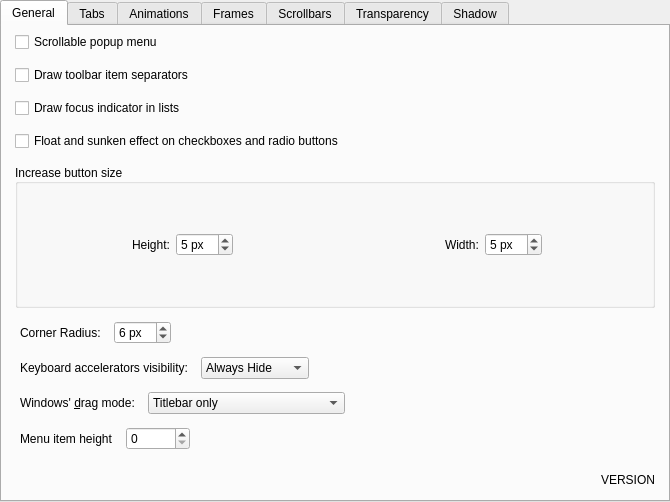
First picture: the form in kstyle/config/ui/darklystyleconfig.ui, repository Bali10050/Darkly, before the edit.
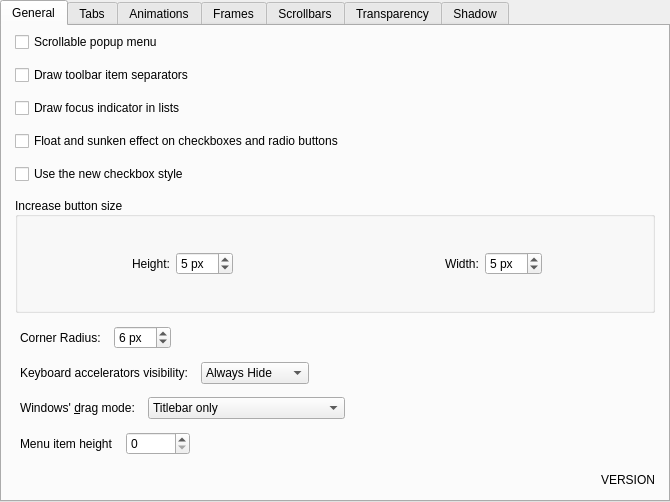
Second picture: the form after the edit. Custom widgets are drawn as their Qt base class.

Commit message: Added a new style for checkboxes

```diff
--- a/kstyle/config/ui/darklystyleconfig.ui
+++ b/kstyle/config/ui/darklystyleconfig.ui
@@ -75,6 +75,178 @@
        <property name="spacing">
         <number>13</number>
        </property>
+       <item row="1" column="0" colspan="2">
+        <widget class="QCheckBox" name="_toolBarDrawItemSeparator">
+         <property name="text">
+          <string>Draw toolbar item separators</string>
+         </property>
+        </widget>
+       </item>
+       <item row="3" column="0">
+        <widget class="QCheckBox" name="_sunkenEffect">
+         <property name="text">
+          <string>Float and sunken effect on checkboxes and radio buttons</string>
+         </property>
+        </widget>
+       </item>
+       <item row="5" column="0" rowspan="6" colspan="2">
+        <widget class="QGroupBox" name="groupBox">
+         <property name="sizePolicy">
+          <sizepolicy hsizetype="Expanding" vsizetype="Preferred">
+           <horstretch>0</horstretch>
+           <verstretch>0</verstretch>
+          </sizepolicy>
+         </property>
+         <property name="title">
+          <string>Increase button size</string>
+         </property>
+         <property name="alignment">
+          <set>Qt::AlignmentFlag::AlignLeading|Qt::AlignmentFlag::AlignLeft|Qt::AlignmentFlag::AlignVCenter</set>
+         </property>
+         <property name="flat">
+          <bool>false</bool>
+         </property>
+         <property name="checkable">
+          <bool>false</bool>
+         </property>
+         <layout class="QHBoxLayout" name="horizontalLayout_16">
+          <item>
+           <layout class="QHBoxLayout" name="horizontalLayout_27">
+            <item>
+             <layout class="QHBoxLayout" name="horizontalLayout_24">
+              <property name="sizeConstraint">
+               <enum>QLayout::SizeConstraint::SetNoConstraint</enum>
+              </property>
+              <item>
+               <spacer name="horizontalSpacer">
+                <property name="orientation">
+                 <enum>Qt::Orientation::Horizontal</enum>
+                </property>
+                <property name="sizeHint" stdset="0">
+                 <size>
+                  <width>40</width>
+                  <height>20</height>
+                 </size>
+                </property>
+               </spacer>
+              </item>
+              <item alignment="Qt::AlignmentFlag::AlignLeft">
+               <widget class="QLabel" name="label_2">
+                <property name="text">
+                 <string>Height:</string>
+                </property>
+                <property name="indent">
+                 <number>5</number>
+                </property>
+               </widget>
+              </item>
+              <item alignment="Qt::AlignmentFlag::AlignRight">
+               <widget class="QSpinBox" name="_buttonHeight">
+                <property name="sizePolicy">
+                 <sizepolicy hsizetype="MinimumExpanding" vsizetype="Fixed">
+                  <horstretch>0</horstretch>
+                  <verstretch>0</verstretch>
+                 </sizepolicy>
+                </property>
+                <property name="suffix">
+                 <string> px</string>
+                </property>
+                <property name="minimum">
+                 <number>1</number>
+                </property>
+                <property name="maximum">
+                 <number>10</number>
+                </property>
+                <property name="value">
+                 <number>5</number>
+                </property>
+               </widget>
+              </item>
+              <item>
+               <spacer name="horizontalSpacer_11">
+                <property name="orientation">
+                 <enum>Qt::Orientation::Horizontal</enum>
+                </property>
+                <property name="sizeHint" stdset="0">
+                 <size>
+                  <width>40</width>
+                  <height>20</height>
+                 </size>
+                </property>
+               </spacer>
+              </item>
+             </layout>
+            </item>
+            <item>
+             <layout class="QHBoxLayout" name="horizontalLayout_26">
+              <property name="sizeConstraint">
+               <enum>QLayout::SizeConstraint::SetNoConstraint</enum>
+              </property>
+              <item>
+               <spacer name="horizontalSpacer_13">
+                <property name="orientation">
+                 <enum>Qt::Orientation::Horizontal</enum>
+                </property>
+                <property name="sizeHint" stdset="0">
+                 <size>
+                  <width>40</width>
+                  <height>20</height>
+                 </size>
+                </property>
+               </spacer>
+              </item>
+              <item alignment="Qt::AlignmentFlag::AlignLeft">
+               <widget class="QLabel" name="label_3">
+                <property name="text">
+                 <string>Width:</string>
+                </property>
+                <property name="indent">
+                 <number>5</number>
+                </property>
+               </widget>
+              </item>
+              <item alignment="Qt::AlignmentFlag::AlignRight">
+               <widget class="QSpinBox" name="_buttonWidth">
+                <property name="sizePolicy">
+                 <sizepolicy hsizetype="MinimumExpanding" vsizetype="Fixed">
+                  <horstretch>0</horstretch>
+                  <verstretch>0</verstretch>
+                 </sizepolicy>
+                </property>
+                <property name="suffix">
+                 <string> px</string>
+                </property>
+                <property name="minimum">
+                 <number>1</number>
+                </property>
+                <property name="maximum">
+                 <number>10</number>
+                </property>
+                <property name="value">
+                 <number>5</number>
+                </property>
+               </widget>
+              </item>
+              <item>
+               <spacer name="horizontalSpacer_14">
+                <property name="orientation">
+                 <enum>Qt::Orientation::Horizontal</enum>
+                </property>
+                <property name="sizeHint" stdset="0">
+                 <size>
+                  <width>40</width>
+                  <height>20</height>
+                 </size>
+                </property>
+               </spacer>
+              </item>
+             </layout>
+            </item>
+           </layout>
+          </item>
+         </layout>
+        </widget>
+       </item>
        <item row="0" column="0" colspan="2">
         <widget class="QCheckBox" name="_scrollableMenu">
          <property name="text">
@@ -82,14 +254,74 @@
          </property>
         </widget>
        </item>
-       <item row="2" column="0" colspan="2">
-        <widget class="QCheckBox" name="_viewDrawFocusIndicator">
-         <property name="text">
-          <string>Draw focus indicator in lists</string>
-         </property>
-        </widget>
+       <item row="49" column="0">
+        <layout class="QHBoxLayout" name="horizontalLayout_19">
+         <item>
+          <widget class="QLabel" name="_windowDragLabel">
+           <property name="sizePolicy">
+            <sizepolicy hsizetype="Preferred" vsizetype="Preferred">
+             <horstretch>0</horstretch>
+             <verstretch>0</verstretch>
+            </sizepolicy>
+           </property>
+           <property name="text">
+            <string>Windows' &amp;drag mode:</string>
+           </property>
+           <property name="alignment">
+            <set>Qt::AlignmentFlag::AlignLeading|Qt::AlignmentFlag::AlignLeft|Qt::AlignmentFlag::AlignVCenter</set>
+           </property>
+           <property name="indent">
+            <number>5</number>
+           </property>
+           <property name="buddy">
+            <cstring>_windowDragMode</cstring>
+           </property>
+          </widget>
+         </item>
+         <item>
+          <widget class="QComboBox" name="_windowDragMode">
+           <property name="sizePolicy">
+            <sizepolicy hsizetype="Fixed" vsizetype="Fixed">
+             <horstretch>0</horstretch>
+             <verstretch>0</verstretch>
+            </sizepolicy>
+           </property>
+           <property name="sizeAdjustPolicy">
+            <enum>QComboBox::SizeAdjustPolicy::AdjustToContentsOnFirstShow</enum>
+           </property>
+           <item>
+            <property name="text">
+             <string>Titlebar only</string>
+            </property>
+           </item>
+           <item>
+            <property name="text">
+             <string>Titlebar, menubar and toolbars</string>
+            </property>
+           </item>
+           <item>
+            <property name="text">
+             <string>All empty areas</string>
+            </property>
+           </item>
+          </widget>
+         </item>
+         <item>
+          <spacer name="horizontalSpacer_7">
+           <property name="orientation">
+            <enum>Qt::Orientation::Horizontal</enum>
+           </property>
+           <property name="sizeHint" stdset="0">
+            <size>
+             <width>40</width>
+             <height>20</height>
+            </size>
+           </property>
+          </spacer>
+         </item>
+        </layout>
        </item>
-       <item row="46" column="0">
+       <item row="47" column="0">
         <layout class="QHBoxLayout" name="horizontalLayout_17">
          <item>
           <widget class="QLabel" name="label_12">
@@ -147,7 +379,25 @@
          </item>
         </layout>
        </item>
-       <item row="47" column="0">
+       <item row="51" column="1">
+        <widget class="QLabel" name="_versionNumber">
+         <property name="font">
+          <font>
+           <bold>false</bold>
+          </font>
+         </property>
+         <property name="layoutDirection">
+          <enum>Qt::LayoutDirection::RightToLeft</enum>
+         </property>
+         <property name="text">
+          <string>VERSION</string>
+         </property>
+         <property name="alignment">
+          <set>Qt::AlignmentFlag::AlignBottom|Qt::AlignmentFlag::AlignRight|Qt::AlignmentFlag::AlignTrailing</set>
+         </property>
+        </widget>
+       </item>
+       <item row="48" column="0">
         <layout class="QHBoxLayout" name="horizontalLayout_18">
          <item>
           <widget class="QLabel" name="_mnemonicsLabel">
@@ -205,92 +455,7 @@
          </item>
         </layout>
        </item>
-       <item row="48" column="0">
-        <layout class="QHBoxLayout" name="horizontalLayout_19">
-         <item>
-          <widget class="QLabel" name="_windowDragLabel">
-           <property name="sizePolicy">
-            <sizepolicy hsizetype="Preferred" vsizetype="Preferred">
-             <horstretch>0</horstretch>
-             <verstretch>0</verstretch>
-            </sizepolicy>
-           </property>
-           <property name="text">
-            <string>Windows' &amp;drag mode:</string>
-           </property>
-           <property name="alignment">
-            <set>Qt::AlignmentFlag::AlignLeading|Qt::AlignmentFlag::AlignLeft|Qt::AlignmentFlag::AlignVCenter</set>
-           </property>
-           <property name="indent">
-            <number>5</number>
-           </property>
-           <property name="buddy">
-            <cstring>_windowDragMode</cstring>
-           </property>
-          </widget>
-         </item>
-         <item>
-          <widget class="QComboBox" name="_windowDragMode">
-           <property name="sizePolicy">
-            <sizepolicy hsizetype="Fixed" vsizetype="Fixed">
-             <horstretch>0</horstretch>
-             <verstretch>0</verstretch>
-            </sizepolicy>
-           </property>
-           <property name="sizeAdjustPolicy">
-            <enum>QComboBox::SizeAdjustPolicy::AdjustToContentsOnFirstShow</enum>
-           </property>
-           <item>
-            <property name="text">
-             <string>Titlebar only</string>
-            </property>
-           </item>
-           <item>
-            <property name="text">
-             <string>Titlebar, menubar and toolbars</string>
-            </property>
-           </item>
-           <item>
-            <property name="text">
-             <string>All empty areas</string>
-            </property>
-           </item>
-          </widget>
-         </item>
-         <item>
-          <spacer name="horizontalSpacer_7">
-           <property name="orientation">
-            <enum>Qt::Orientation::Horizontal</enum>
-           </property>
-           <property name="sizeHint" stdset="0">
-            <size>
-             <width>40</width>
-             <height>20</height>
-            </size>
-           </property>
-          </spacer>
-         </item>
-        </layout>
-       </item>
-       <item row="50" column="1">
-        <widget class="QLabel" name="_versionNumber">
-         <property name="font">
-          <font>
-           <bold>false</bold>
-          </font>
-         </property>
-         <property name="layoutDirection">
-          <enum>Qt::LayoutDirection::RightToLeft</enum>
-         </property>
-         <property name="text">
-          <string>VERSION</string>
-         </property>
-         <property name="alignment">
-          <set>Qt::AlignmentFlag::AlignBottom|Qt::AlignmentFlag::AlignRight|Qt::AlignmentFlag::AlignTrailing</set>
-         </property>
-        </widget>
-       </item>
-       <item row="49" column="0">
+       <item row="50" column="0">
         <layout class="QHBoxLayout" name="horizontalLayout_25">
          <item>
           <widget class="QLabel" name="label_4">
@@ -339,175 +504,17 @@
          </item>
         </layout>
        </item>
-       <item row="4" column="0" rowspan="6" colspan="2">
-        <widget class="QGroupBox" name="groupBox">
-         <property name="sizePolicy">
-          <sizepolicy hsizetype="Expanding" vsizetype="Preferred">
-           <horstretch>0</horstretch>
-           <verstretch>0</verstretch>
-          </sizepolicy>
-         </property>
-         <property name="title">
-          <string>Increase button size</string>
-         </property>
-         <property name="alignment">
-          <set>Qt::AlignmentFlag::AlignLeading|Qt::AlignmentFlag::AlignLeft|Qt::AlignmentFlag::AlignVCenter</set>
-         </property>
-         <property name="flat">
-          <bool>false</bool>
-         </property>
-         <property name="checkable">
-          <bool>false</bool>
-         </property>
-         <layout class="QHBoxLayout" name="horizontalLayout_16">
-          <item>
-           <layout class="QHBoxLayout" name="horizontalLayout_27">
-            <item>
-             <layout class="QHBoxLayout" name="horizontalLayout_24">
-              <property name="sizeConstraint">
-               <enum>QLayout::SizeConstraint::SetNoConstraint</enum>
-              </property>
-              <item>
-               <spacer name="horizontalSpacer">
-                <property name="orientation">
-                 <enum>Qt::Orientation::Horizontal</enum>
-                </property>
-                <property name="sizeHint" stdset="0">
-                 <size>
-                  <width>40</width>
-                  <height>20</height>
-                 </size>
-                </property>
-               </spacer>
-              </item>
-              <item alignment="Qt::AlignmentFlag::AlignLeft">
-               <widget class="QLabel" name="label_2">
-                <property name="text">
-                 <string>Height:</string>
-                </property>
-                <property name="indent">
-                 <number>5</number>
-                </property>
-               </widget>
-              </item>
-              <item alignment="Qt::AlignmentFlag::AlignRight">
-               <widget class="QSpinBox" name="_buttonHeight">
-                <property name="sizePolicy">
-                 <sizepolicy hsizetype="MinimumExpanding" vsizetype="Fixed">
-                  <horstretch>0</horstretch>
-                  <verstretch>0</verstretch>
-                 </sizepolicy>
-                </property>
-                <property name="suffix">
-                 <string> px</string>
-                </property>
-                <property name="minimum">
-                 <number>1</number>
-                </property>
-                <property name="maximum">
-                 <number>10</number>
-                </property>
-                <property name="value">
-                 <number>5</number>
-                </property>
-               </widget>
-              </item>
-              <item>
-               <spacer name="horizontalSpacer_11">
-                <property name="orientation">
-                 <enum>Qt::Orientation::Horizontal</enum>
-                </property>
-                <property name="sizeHint" stdset="0">
-                 <size>
-                  <width>40</width>
-                  <height>20</height>
-                 </size>
-                </property>
-               </spacer>
-              </item>
-             </layout>
-            </item>
-            <item>
-             <layout class="QHBoxLayout" name="horizontalLayout_26">
-              <property name="sizeConstraint">
-               <enum>QLayout::SizeConstraint::SetNoConstraint</enum>
-              </property>
-              <item>
-               <spacer name="horizontalSpacer_13">
-                <property name="orientation">
-                 <enum>Qt::Orientation::Horizontal</enum>
-                </property>
-                <property name="sizeHint" stdset="0">
-                 <size>
-                  <width>40</width>
-                  <height>20</height>
-                 </size>
-                </property>
-               </spacer>
-              </item>
-              <item alignment="Qt::AlignmentFlag::AlignLeft">
-               <widget class="QLabel" name="label_3">
-                <property name="text">
-                 <string>Width:</string>
-                </property>
-                <property name="indent">
-                 <number>5</number>
-                </property>
-               </widget>
-              </item>
-              <item alignment="Qt::AlignmentFlag::AlignRight">
-               <widget class="QSpinBox" name="_buttonWidth">
-                <property name="sizePolicy">
-                 <sizepolicy hsizetype="MinimumExpanding" vsizetype="Fixed">
-                  <horstretch>0</horstretch>
-                  <verstretch>0</verstretch>
-                 </sizepolicy>
-                </property>
-                <property name="suffix">
-                 <string> px</string>
-                </property>
-                <property name="minimum">
-                 <number>1</number>
-                </property>
-                <property name="maximum">
-                 <number>10</number>
-                </property>
-                <property name="value">
-                 <number>5</number>
-                </property>
-               </widget>
-              </item>
-              <item>
-               <spacer name="horizontalSpacer_14">
-                <property name="orientation">
-                 <enum>Qt::Orientation::Horizontal</enum>
-                </property>
-                <property name="sizeHint" stdset="0">
-                 <size>
-                  <width>40</width>
-                  <height>20</height>
-                 </size>
-                </property>
-               </spacer>
-              </item>
-             </layout>
-            </item>
-           </layout>
-          </item>
-         </layout>
-        </widget>
-       </item>
-       <item row="1" column="0" colspan="2">
-        <widget class="QCheckBox" name="_toolBarDrawItemSeparator">
+       <item row="2" column="0" colspan="2">
+        <widget class="QCheckBox" name="_viewDrawFocusIndicator">
          <property name="text">
-          <string>Draw toolbar item separators</string>
+          <string>Draw focus indicator in lists</string>
          </property>
         </widget>
        </item>
-       <item row="3" column="0">
-        <widget class="QCheckBox" name="_sunkenEffect">
+       <item row="4" column="0">
+        <widget class="QCheckBox" name="_useNewCheckBox">
          <property name="text">
-          <string>Float and sunken effect on checkboxes and radio buttons</string>
+          <string>Use the new checkbox style</string>
          </property>
         </widget>
        </item>
```
The commit also changes 3 other files.
